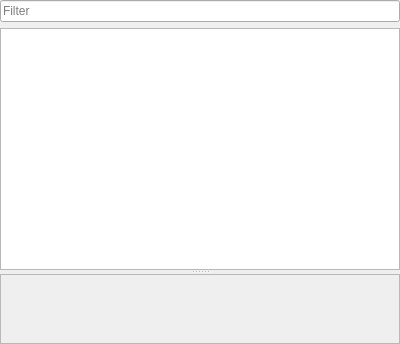
Old version of the form manuskript/ui/cheatSheet_ui.ui in the repository olivierkes/manuskript.
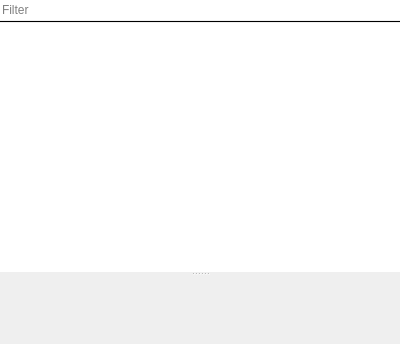
New version of the form.

Patch:
```diff
--- a/manuskript/ui/cheatSheet_ui.ui
+++ b/manuskript/ui/cheatSheet_ui.ui
@@ -14,11 +14,26 @@
    <string>Form</string>
   </property>
   <layout class="QVBoxLayout" name="verticalLayout_2">
-   <property name="margin">
+   <property name="spacing">
+    <number>0</number>
+   </property>
+   <property name="leftMargin">
+    <number>0</number>
+   </property>
+   <property name="topMargin">
+    <number>0</number>
+   </property>
+   <property name="rightMargin">
+    <number>0</number>
+   </property>
+   <property name="bottomMargin">
     <number>0</number>
    </property>
    <item>
     <widget class="QLineEdit" name="txtFilter">
+     <property name="frame">
+      <bool>false</bool>
+     </property>
      <property name="placeholderText">
       <string>Filter</string>
      </property>
@@ -27,6 +42,19 @@
      </property>
     </widget>
    </item>
+   <item>
+    <widget class="Line" name="line">
+     <property name="frameShadow">
+      <enum>QFrame::Plain</enum>
+     </property>
+     <property name="lineWidth">
+      <number>0</number>
+     </property>
+     <property name="orientation">
+      <enum>Qt::Horizontal</enum>
+     </property>
+    </widget>
+   </item>
    <item>
     <widget class="QSplitter" name="splitter">
      <property name="orientation">
@@ -39,8 +67,17 @@
         <verstretch>0</verstretch>
        </sizepolicy>
       </property>
+      <property name="frameShape">
+       <enum>QFrame::NoFrame</enum>
+      </property>
      </widget>
      <widget class="QScrollArea" name="scrollArea">
+      <property name="frameShape">
+       <enum>QFrame::NoFrame</enum>
+      </property>
+      <property name="lineWidth">
+       <number>0</number>
+      </property>
       <property name="widgetResizable">
        <bool>true</bool>
       </property>
@@ -49,11 +86,26 @@
         <rect>
          <x>0</x>
          <y>0</y>
-         <width>396</width>
-         <height>119</height>
+         <width>400</width>
+         <height>68</height>
         </rect>
        </property>
        <layout class="QVBoxLayout" name="verticalLayout">
+        <property name="spacing">
+         <number>0</number>
+        </property>
+        <property name="leftMargin">
+         <number>0</number>
+        </property>
+        <property name="topMargin">
+         <number>0</number>
+        </property>
+        <property name="rightMargin">
+         <number>0</number>
+        </property>
+        <property name="bottomMargin">
+         <number>0</number>
+        </property>
         <item>
          <widget class="QLabel" name="view">
           <property name="sizePolicy">
@@ -62,6 +114,9 @@
             <verstretch>0</verstretch>
            </sizepolicy>
           </property>
+          <property name="lineWidth">
+           <number>0</number>
+          </property>
           <property name="text">
            <string/>
           </property>
```
Left out of the diff: 2 changed lines with no effect on the pictures.
